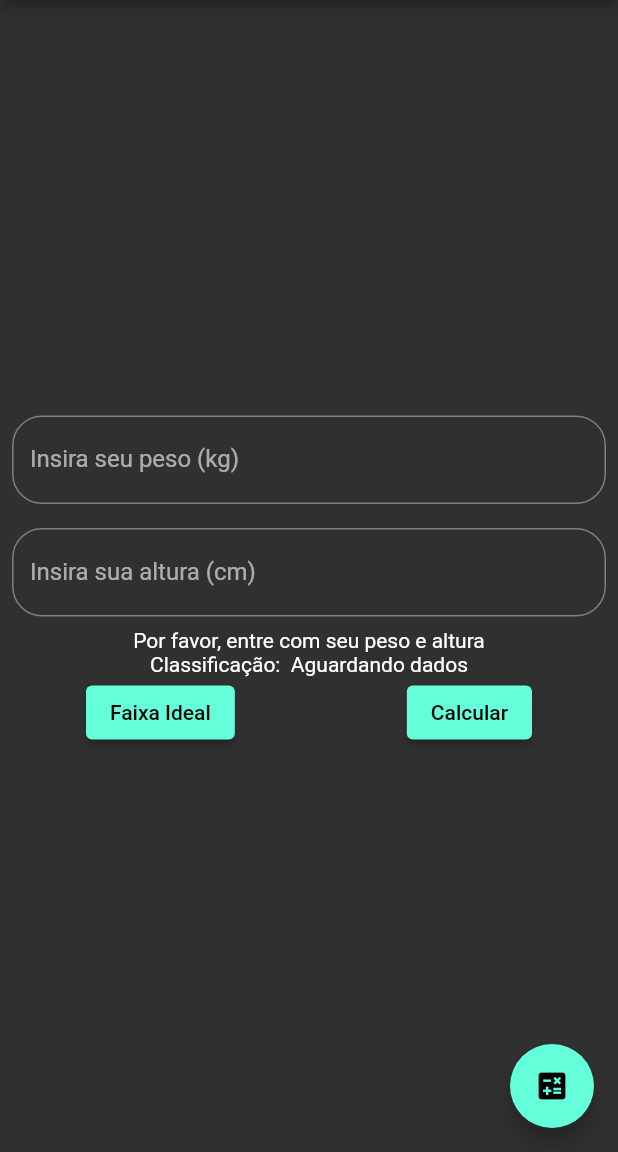
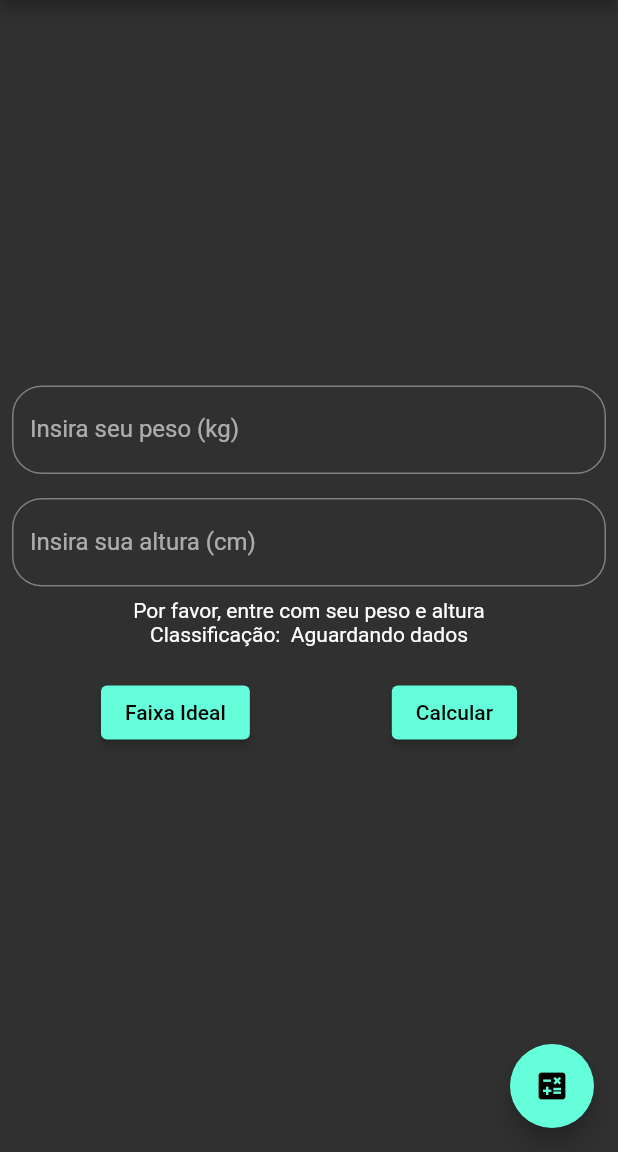
Before and after one commit to alex-cerlini/bmi_calculator, a Flutter app: the screen it shows after launch, on a phone screen of 412 x 824 dp, the part 84-1236 px from its top. Run offline on Flutter 3.47's test engine with Material 2 defaults, Android fonts, the phone set to English and light mode, and no system bars.

Commit message:
add padding to row

```diff
--- a/lib/main.dart
+++ b/lib/main.dart
@@ -95,7 +95,9 @@ class MyHomePageState extends State<MyHomePage> {
             ),
             Text(result),
             Text("Classificação:  $classification"),
-          Row(
+          Padding(
+            padding: const EdgeInsets.all(20.0),
+            child: Row(
               crossAxisAlignment: CrossAxisAlignment.center,
               mainAxisAlignment: MainAxisAlignment.spaceAround,
               children: [
@@ -112,6 +114,7 @@ class MyHomePageState extends State<MyHomePage> {
                    ),
                  ),
               ],
+            ),
           ),
           ],
         ),
```
Lines whose indentation alone changed are shown as unchanged.
